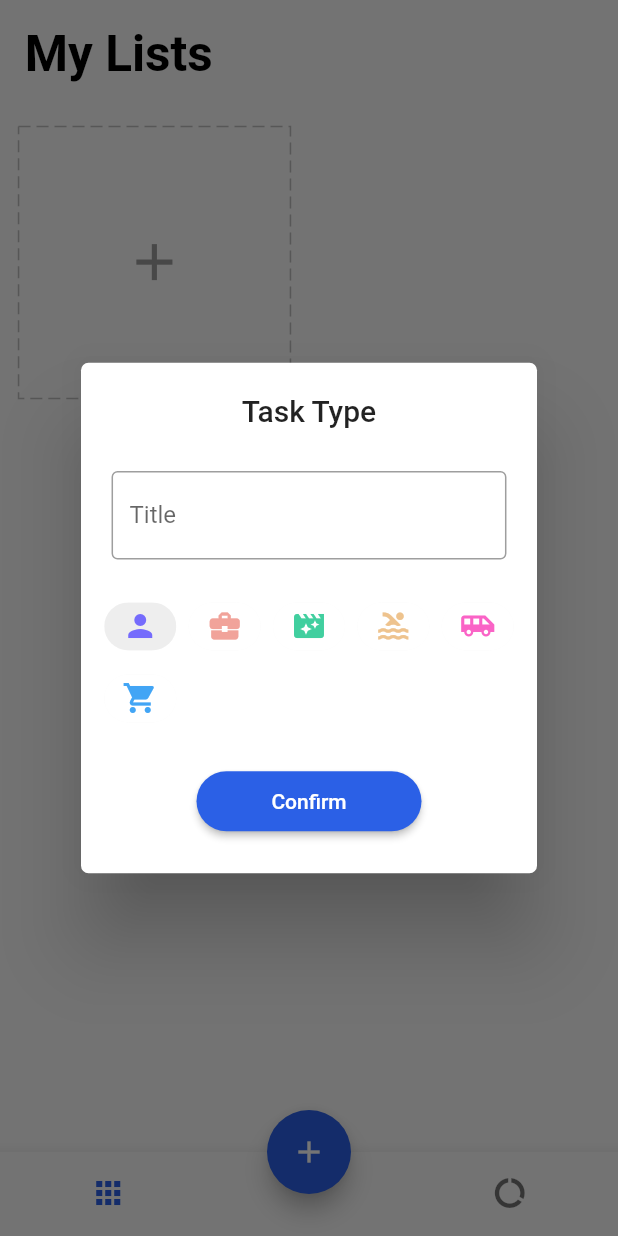
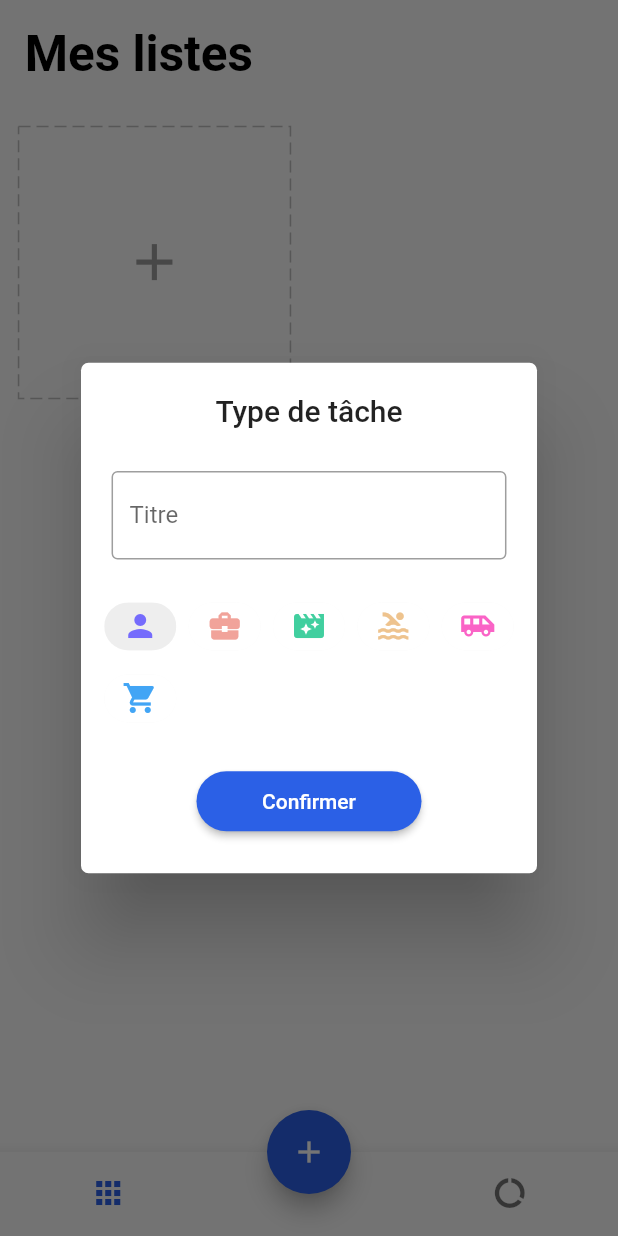
Before and after one commit to EmilienHecquet/flutterTodo, a Flutter app: the screen it shows after launch, after a tap on the "add" icon, on a phone screen of 412 x 824 dp. Run offline on Flutter 3.47's test engine with Material 2 defaults, Android fonts, the phone set to English and light mode, and no system bars; drawn by our look-alikes of dotted_border; our stand-ins replace equatable, flutter_easyloading, get, get_storage, step_progress_indicator.

Commit message:
Fixed: fix le build sur Ios et traduction de tout en français

```diff
--- a/lib/app/modules/detail/view.dart
+++ b/lib/app/modules/detail/view.dart
@@ -72,7 +72,7 @@ class DetailPage extends StatelessWidget {
                   child: Row(
                     children: [
                       Text(
-                        "$totalTasks Task",
+                        "$totalTasks tâches",
                         style: TextStyle(color: Colors.grey, fontSize: 12.0.sp),
                       ),
                       SizedBox(
@@ -114,7 +114,7 @@ class DetailPage extends StatelessWidget {
                   autofocus: true,
                   validator: (value) {
                     if (value!.isEmpty || value.trim().isEmpty) {
-                      return 'Please enter your todo item.';
+                      return 'Veuillez entrer votre tâche ici.';
                     }
                     return null;
                   },
@@ -131,9 +131,10 @@ class DetailPage extends StatelessWidget {
                         if (homeCtr.formKey.currentState!.validate()) {
                           var success = homeCtr.addTodo(homeCtr.editCtrl.text);
                           if (success) {
-                            EasyLoading.showSuccess("Todo item add success");
+                            EasyLoading.showSuccess(
+                                "Ajout de la tâche avec succès");
                           } else {
-                            EasyLoading.showError('Todo item is already exist');
+                            EasyLoading.showError('La tâche exist déjà.');
                           }
                           homeCtr.editCtrl.clear();
                         }
--- a/lib/app/modules/detail/widgets/done_list.dart
+++ b/lib/app/modules/detail/widgets/done_list.dart
@@ -20,7 +20,7 @@ class DoneList extends StatelessWidget {
                   padding: EdgeInsets.symmetric(
                       horizontal: 6.0.wp, vertical: 3.0.wp),
                   child: Text(
-                    "Completed (${homeCtr.doneTodos.length})",
+                    "Complétée(s) (${homeCtr.doneTodos.length})",
                     style: TextStyle(
                       color: Colors.grey,
                       fontSize: 14.0.sp,
--- a/lib/app/modules/home/view.dart
+++ b/lib/app/modules/home/view.dart
@@ -28,7 +28,7 @@ class HomePage extends GetView<HomeController> {
                   Padding(
                     padding: EdgeInsets.all(4.0.wp),
                     child: Text(
-                      "My Lists",
+                      "Mes listes",
                       style: TextStyle(
                         color: Colors.black,
                         fontSize: 24.0.sp,
@@ -78,7 +78,7 @@ class HomePage extends GetView<HomeController> {
                       transition: Transition.downToUp,
                     );
                   } else {
-                    EasyLoading.showInfo("Please create your task type");
+                    EasyLoading.showInfo("Créer votre type de tâche");
                   }
                 },
                 backgroundColor: controller.deleting.value ? Colors.red : blue,
@@ -90,7 +90,7 @@ class HomePage extends GetView<HomeController> {
           },
           onAccept: (data) {
             controller.deleteTask(data);
-            EasyLoading.showSuccess("Delete success");
+            EasyLoading.showSuccess("Supprimé avec succès");
           },
         ),
         floatingActionButtonLocation: FloatingActionButtonLocation.centerDocked,
@@ -121,7 +121,7 @@ class HomePage extends GetView<HomeController> {
                   ),
                 ),
                 BottomNavigationBarItem(
-                  label: 'Report',
+                  label: 'Rapport',
                   icon: Padding(
                     padding: EdgeInsets.only(left: 15.0.wp),
                     child: const Icon(Icons.data_usage),
--- a/lib/app/modules/home/widgets/add_card.dart
+++ b/lib/app/modules/home/widgets/add_card.dart
@@ -26,7 +26,7 @@ class AddCard extends StatelessWidget {
           await Get.defaultDialog(
             titlePadding: EdgeInsets.symmetric(vertical: 5.0.wp),
             radius: 5,
-            title: "Task Type",
+            title: "Type de tâche",
             content: Form(
               key: homeCtrl.formKey,
               child: Column(
@@ -37,11 +37,11 @@ class AddCard extends StatelessWidget {
                       controller: homeCtrl.editCtrl,
                       decoration: const InputDecoration(
                         border: OutlineInputBorder(),
-                        labelText: 'Title',
+                        labelText: 'Titre',
                       ),
                       validator: (value) {
                         if (value == null || value.trim().isEmpty) {
-                          return 'Please enter your task.';
+                          return 'Veuillez entrez votre tâche';
                         }
                         return null;
                       },
@@ -92,11 +92,11 @@ class AddCard extends StatelessWidget {
                         );
                         Get.back();
                         homeCtrl.addTask(task)
-                            ? EasyLoading.showSuccess("Create success")
-                            : EasyLoading.showError("Task duplicated");
+                            ? EasyLoading.showSuccess("Créer avec succès")
+                            : EasyLoading.showError("Tâche dupliqué");
                       }
                     },
-                    child: const Text("Confirm"),
+                    child: const Text("Confirmer"),
                   ),
                 ],
               ),
--- a/lib/app/modules/home/widgets/add_dialog.dart
+++ b/lib/app/modules/home/widgets/add_dialog.dart
@@ -34,17 +34,18 @@ class AddDialog extends StatelessWidget {
                       onPressed: () {
                         if (homeCtr.formKey.currentState!.validate()) {
                           if (homeCtr.task.value == null) {
-                            EasyLoading.showError("Please select task type.");
+                            EasyLoading.showError(
+                                "Veuillez votre type de tâche.");
                           } else {
                             var success = homeCtr.updateTask(
                               homeCtr.task.value!,
                               homeCtr.editCtrl.text,
                             );
                             if (success) {
-                              EasyLoading.showSuccess("Add Todo item success");
+                              EasyLoading.showSuccess(
+                                  "Ajout de la tâche avec succès.");
                             } else {
-                              EasyLoading.showError(
-                                  "Todo item is already exist.");
+                              EasyLoading.showError("Cette tâche existe déjà.");
                             }
                           }
                           homeCtr.editCtrl.clear();
@@ -56,7 +57,7 @@ class AddDialog extends StatelessWidget {
                             MaterialStatePropertyAll(Colors.transparent),
                       ),
                       child: Text(
-                        "Done",
+                        "Fait",
                         style: TextStyle(fontSize: 14.0.sp),
                       ),
                     )
@@ -66,7 +67,7 @@ class AddDialog extends StatelessWidget {
               Padding(
                 padding: EdgeInsets.symmetric(horizontal: 5.0.wp),
                 child: Text(
-                  "New Task",
+                  "Nouvelle tâche",
                   style: TextStyle(
                     fontSize: 20.0.sp,
                     fontWeight: FontWeight.bold,
@@ -87,7 +88,7 @@ class AddDialog extends StatelessWidget {
                   autofocus: true,
                   validator: (value) {
                     if (value == null || value.trim().isEmpty) {
-                      return 'Please enter your task here.';
+                      return 'Veulliez entrer votre tâche ici.';
                     }
                     return null;
                   },
@@ -97,7 +98,7 @@ class AddDialog extends StatelessWidget {
                 padding: EdgeInsets.only(
                     top: 5.0.wp, left: 5.0.wp, right: 5.0.wp, bottom: 2.0.wp),
                 child: Text(
-                  "Add todo",
+                  "Ajouter une tâche",
                   style: TextStyle(
                     color: Colors.grey,
                     fontSize: 14.0.sp,
--- a/lib/app/modules/home/widgets/task_card.dart
+++ b/lib/app/modules/home/widgets/task_card.dart
@@ -80,7 +80,7 @@ class TaskCard extends StatelessWidget {
                     height: 2.0.wp,
                   ),
                   Text(
-                    "${task.todos?.length ?? 0} Task",
+                    "${task.todos?.length ?? 0} Tâches",
                     style: const TextStyle(
                       fontWeight: FontWeight.bold,
                       color: Colors.grey,
--- a/lib/app/modules/report/view.dart
+++ b/lib/app/modules/report/view.dart
@@ -26,7 +26,7 @@ class ReportPage extends StatelessWidget {
               Padding(
                 padding: EdgeInsets.all(4.0.wp),
                 child: Text(
-                  "My Report",
+                  "Mon rapport",
                   style: TextStyle(
                     fontSize: 24.0.sp,
                     fontWeight: FontWeight.bold,
@@ -58,9 +58,9 @@ class ReportPage extends StatelessWidget {
                 child: Row(
                   mainAxisAlignment: MainAxisAlignment.spaceBetween,
                   children: [
-                    _buildStatus(Colors.green, liveTasks, "Live Tasks"),
-                    _buildStatus(Colors.orange, completedTasks, "Completed"),
-                    _buildStatus(blue, createdTasks, "Created"),
+                    _buildStatus(Colors.green, liveTasks, "En cours"),
+                    _buildStatus(Colors.orange, completedTasks, "Complété"),
+                    _buildStatus(blue, createdTasks, "Créer"),
                   ],
                 ),
               ),
@@ -96,7 +96,7 @@ class ReportPage extends StatelessWidget {
                           height: 1.0.wp,
                         ),
                         Text(
-                          "Efficiency",
+                          "Complétion",
                           style: TextStyle(
                             color: Colors.grey,
                             fontWeight: FontWeight.bold,
```
Also changed, not shown: pubspec.lock, 9 other files.
